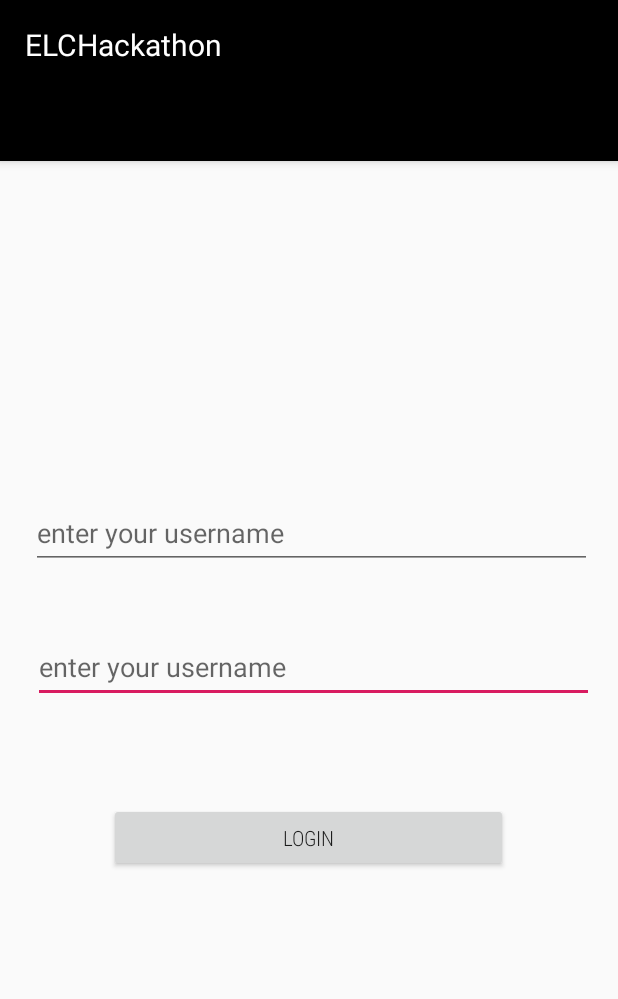
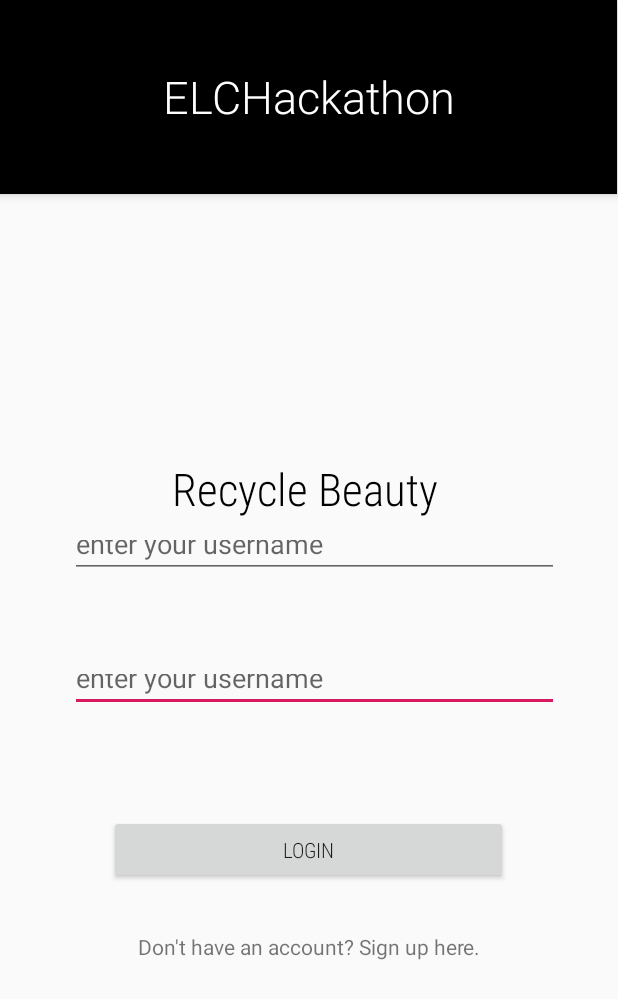
Before and after one commit to SteliosPhanartzis/EHack, an Android app: the screen it shows after launch (MainActivity), on a phone screen of 412 x 824 dp. Shown: the top 999 px of the screen. Run offline under Robolectric (Android 15) with nearby library versions, the phone set to English and light mode, and no system bars.

Commit message:
Third Commit

```diff
--- a/app/src/main/AndroidManifest.xml
+++ b/app/src/main/AndroidManifest.xml
@@ -9,6 +9,7 @@
         android:roundIcon="@mipmap/ic_launcher_round"
         android:supportsRtl="true"
         android:theme="@style/AppTheme">
+        <activity android:name=".HomePage"></activity>
         <activity
             android:name=".MainActivity"
             android:label="@string/app_name"
--- a/app/src/main/res/layout/activity_main.xml
+++ b/app/src/main/res/layout/activity_main.xml
@@ -9,51 +9,21 @@
 
     <com.google.android.material.textfield.TextInputEditText
         android:id="@+id/textInputEditText"
-        android:layout_width="374dp"
-        android:layout_height="48dp"
+        android:layout_width="326dp"
+        android:layout_height="35dp"
         android:hint="@string/enter_your_username"
         android:textSize="18sp"
         app:layout_constraintBottom_toBottomOf="parent"
         app:layout_constraintEnd_toEndOf="parent"
-        app:layout_constraintHorizontal_bias="0.585"
+        app:layout_constraintHorizontal_bias="0.541"
         app:layout_constraintStart_toStartOf="parent"
         app:layout_constraintTop_toBottomOf="@+id/appBarLayout"
-        app:layout_constraintVertical_bias="0.469" />
-
-    <com.google.android.material.appbar.AppBarLayout
-        android:id="@+id/appBarLayout"
-        android:layout_width="0dp"
-        android:layout_height="wrap_content"
-        android:background="#000000"
-        android:theme="@style/AppTheme.AppBarOverlay"
-        app:layout_constraintEnd_toEndOf="parent"
-        app:layout_constraintStart_toStartOf="parent"
-        app:layout_constraintTop_toTopOf="parent">
-
-        <TextView
-            android:id="@+id/title"
-            android:layout_width="wrap_content"
-            android:layout_height="wrap_content"
-            android:background="#000000"
-            android:fontFamily="optimaRoman"
-            android:gravity="center"
-            android:minHeight="?actionBarSize"
-            android:padding="@dimen/appbar_padding"
-            android:text="@string/app_name"
-            android:textAppearance="@style/TextAppearance.Widget.AppCompat.Toolbar.Title"
-            android:textColor="#FFFFFF" />
-
-        <com.google.android.material.tabs.TabLayout
-            android:id="@+id/tabs"
-            android:layout_width="match_parent"
-            android:layout_height="wrap_content"
-            android:background="#000000" />
-    </com.google.android.material.appbar.AppBarLayout>
+        app:layout_constraintVertical_bias="0.47" />
 
     <com.google.android.material.textfield.TextInputEditText
         android:id="@+id/textInputEditText2"
-        android:layout_width="374dp"
-        android:layout_height="48dp"
+        android:layout_width="326dp"
+        android:layout_height="35dp"
         android:hint="@string/enter_your_username"
         android:lineSpacingExtra="18sp"
         android:textSize="18sp"
@@ -77,4 +47,60 @@
         app:layout_constraintTop_toBottomOf="@+id/appBarLayout"
         app:layout_constraintVertical_bias="0.638" />
 
+    <com.google.android.material.appbar.AppBarLayout
+        android:id="@+id/appBarLayout"
+        android:layout_width="wrap_content"
+        android:layout_height="0dp"
+        android:background="#000000"
+        android:theme="@style/AppTheme.AppBarOverlay"
+        app:layout_constraintEnd_toEndOf="parent"
+        app:layout_constraintHorizontal_bias="0.454"
+        app:layout_constraintStart_toStartOf="parent"
+        app:layout_constraintTop_toTopOf="parent">
+
+        <TextView
+            android:id="@+id/title"
+            android:layout_width="411dp"
+            android:layout_height="129dp"
+            android:background="#000000"
+            android:fontFamily="sans-serif-light"
+            android:gravity="center"
+            android:minHeight="?actionBarSize"
+            android:padding="@dimen/appbar_padding"
+            android:text="@string/app_name"
+            android:textAppearance="@style/TextAppearance.Widget.AppCompat.Toolbar.Title"
+            android:textColor="#FFFFFF"
+            android:textSize="30sp"
+            tools:text="Estee Lauder Companies" />
+
+    </com.google.android.material.appbar.AppBarLayout>
+
+    <TextView
+        android:id="@+id/textView9"
+        android:layout_width="wrap_content"
+        android:layout_height="wrap_content"
+        android:layout_marginBottom="380dp"
+        android:fontFamily="sans-serif-condensed-light"
+        android:text="@string/recycle_beauty"
+        android:textColor="#000000"
+        android:textSize="30sp"
+        app:layout_constraintBottom_toBottomOf="parent"
+        app:layout_constraintEnd_toEndOf="parent"
+        app:layout_constraintHorizontal_bias="0.489"
+        app:layout_constraintStart_toStartOf="parent"
+        app:layout_constraintTop_toBottomOf="@+id/appBarLayout"
+        app:layout_constraintVertical_bias="0.642"
+        tools:text="Recycle Beauty. Earn Rewards." />
+
+    <TextView
+        android:id="@+id/textView10"
+        android:layout_width="wrap_content"
+        android:layout_height="wrap_content"
+        android:text="@string/don_t_have_an_account_sign_up_here"
+        app:layout_constraintBottom_toBottomOf="parent"
+        app:layout_constraintEnd_toEndOf="parent"
+        app:layout_constraintStart_toStartOf="parent"
+        app:layout_constraintTop_toBottomOf="@+id/appBarLayout"
+        app:layout_constraintVertical_bias="0.729" />
+
 </androidx.constraintlayout.widget.ConstraintLayout>
--- a/app/src/main/res/values/strings.xml
+++ b/app/src/main/res/values/strings.xml
@@ -4,4 +4,9 @@
     <string name="tab_text_2">Tab 2</string>
     <string name="enter_your_username">enter your username</string>
     <string name="login">login</string>
+    <string name="monday">Monday</string>
+    <string name="tuesday">Tuesday</string>
+    <string name="wednesday">Wednesday</string>
+    <string name="recycle_beauty">Recycle Beauty</string>
+    <string name="don_t_have_an_account_sign_up_here">Don\'t have an account? Sign up here.</string>
 </resources>
```
Also changed, not shown: app/src/main/java/com/app/elchackathon/HomePage.java (added, +14 -0 lines), app/src/main/res/layout/activity_home_page.xml (added, +81 -0 lines).
